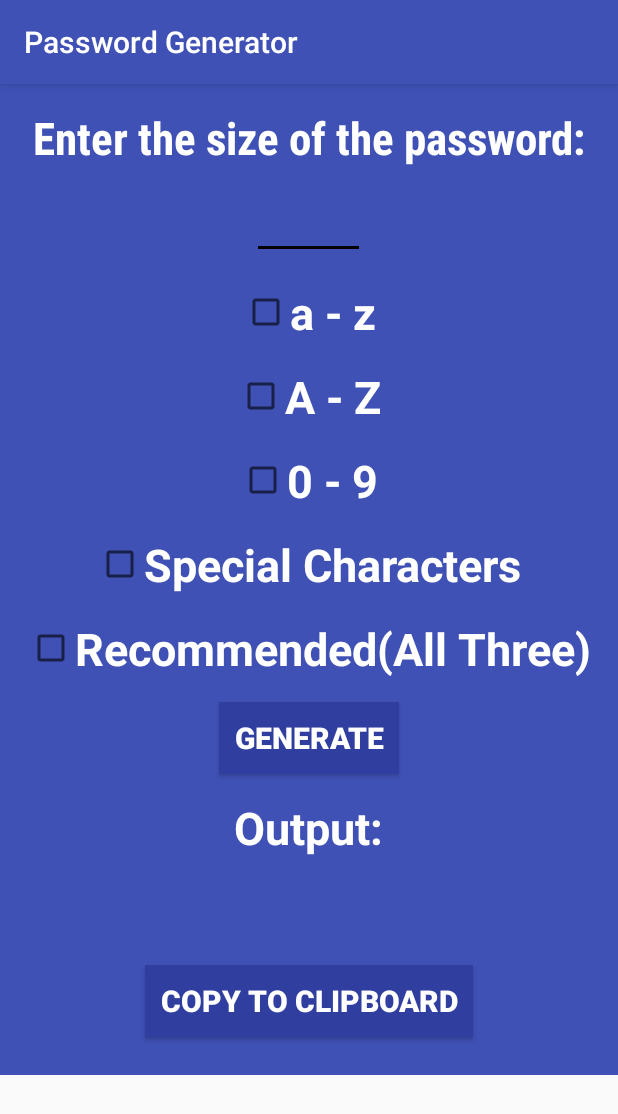
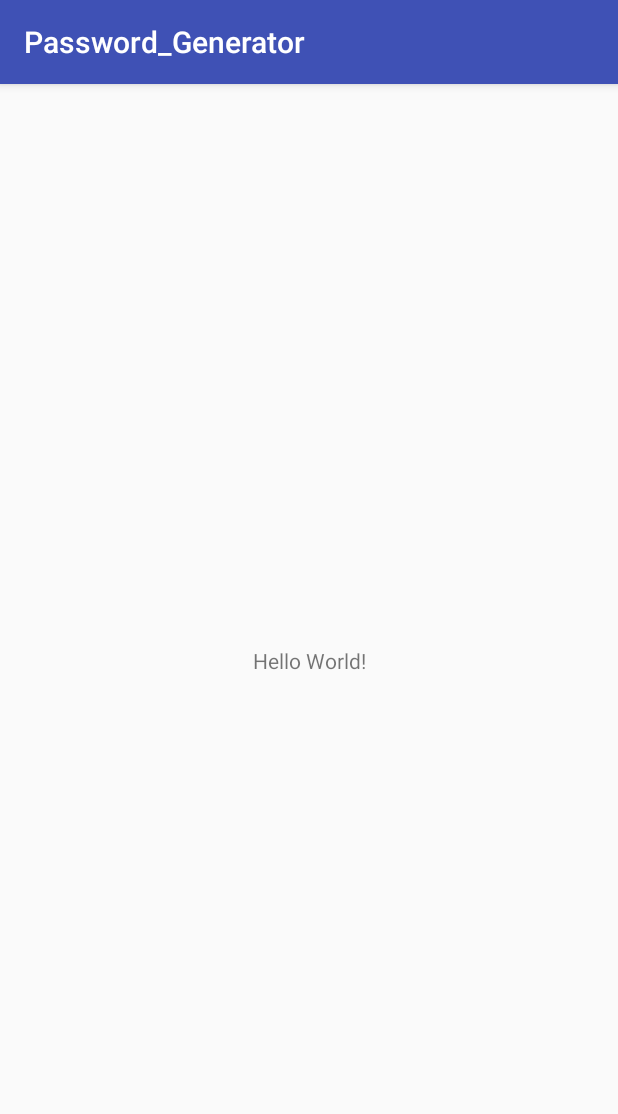
Before and after one commit to sahil-patel6/password_generator_androidApp, an Android app: the screen it shows after launch (MainActivity), on a phone screen of 412 x 824 dp. Shown: the top 1114 px of the screen. Run offline under Robolectric (Android 15) with nearby library versions, the phone set to English and light mode, and no system bars.

Commit message:
Stable Release

```diff
--- a/PasswordGenerator/app/build.gradle
+++ b/PasswordGenerator/app/build.gradle
@@ -3,7 +3,7 @@ apply plugin: 'com.android.application'
 android {
     compileSdkVersion 28
     defaultConfig {
-        applicationId "com.example.sahil.passwordgenerator"
+        applicationId "com.example.sahilpatel.password_generator"
         minSdkVersion 15
         targetSdkVersion 28
         versionCode 1
--- a/PasswordGenerator/app/src/main/AndroidManifest.xml
+++ b/PasswordGenerator/app/src/main/AndroidManifest.xml
@@ -1,6 +1,6 @@
 <?xml version="1.0" encoding="utf-8"?>
 <manifest xmlns:android="http://schemas.android.com/apk/res/android"
-    package="com.example.sahil.passwordgenerator">
+    package="com.example.sahilpatel.password_generator">
 
     <application
         android:allowBackup="true"
--- a/PasswordGenerator/app/src/main/res/layout/activity_main.xml
+++ b/PasswordGenerator/app/src/main/res/layout/activity_main.xml
@@ -1,159 +1,18 @@
 <?xml version="1.0" encoding="utf-8"?>
-
-<ScrollView xmlns:android="http://schemas.android.com/apk/res/android"
+<android.support.constraint.ConstraintLayout xmlns:android="http://schemas.android.com/apk/res/android"
+    xmlns:app="http://schemas.android.com/apk/res-auto"
+    xmlns:tools="http://schemas.android.com/tools"
     android:layout_width="match_parent"
     android:layout_height="match_parent"
-    android:orientation="vertical">
+    tools:context=".MainActivity">
 
-    <LinearLayout xmlns:android="http://schemas.android.com/apk/res/android"
-        xmlns:app="http://schemas.android.com/apk/res-auto"
-        xmlns:tools="http://schemas.android.com/tools"
-        android:layout_width="match_parent"
+    <TextView
+        android:layout_width="wrap_content"
         android:layout_height="wrap_content"
-        android:background="@color/colorPrimary"
-        android:orientation="vertical"
-        tools:context=".MainActivity"
-        tools:layout_editor_absoluteX="8dp"
-        tools:layout_editor_absoluteY="8dp">
+        android:text="Hello World!"
+        app:layout_constraintBottom_toBottomOf="parent"
+        app:layout_constraintLeft_toLeftOf="parent"
+        app:layout_constraintRight_toRightOf="parent"
+        app:layout_constraintTop_toTopOf="parent" />
 
-
-        <TextView
-            android:id="@+id/textView"
-            android:layout_width="match_parent"
-            android:layout_height="wrap_content"
-            android:layout_marginTop="15dp"
-            android:fontFamily="sans-serif-condensed"
-            android:gravity="center"
-            android:text="Enter the size of the password:"
-            android:textColor="#fff"
-            android:textSize="30sp"
-            android:textStyle="bold"
-
-            />
-
-        <EditText
-            android:id="@+id/sizeOfPassword"
-            android:layout_width="75dp"
-            android:layout_height="wrap_content"
-            android:layout_gravity="center"
-            android:layout_marginTop="15dp"
-            android:ems="20"
-            android:inputType="numberSigned"
-            android:textColor="#fff"
-            android:textStyle="bold" />
-
-        <CheckBox
-            android:id="@+id/smallLetters"
-            android:layout_width="wrap_content"
-            android:layout_height="wrap_content"
-            android:layout_gravity="center"
-            android:layout_marginTop="15dp"
-            android:text="a - z"
-            android:textColor="#fff"
-            android:textSize="30sp"
-            android:textStyle="bold" />
-
-
-        <CheckBox
-            android:id="@+id/capitalLetters"
-            android:layout_width="wrap_content"
-            android:layout_height="wrap_content"
-            android:layout_gravity="center"
-            android:layout_marginTop="15dp"
-            android:text="A - Z"
-            android:textColor="#fff"
-            android:textSize="30sp"
-            android:textStyle="bold" />
-
-
-        <CheckBox
-            android:id="@+id/numbers"
-            android:layout_width="wrap_content"
-            android:layout_height="wrap_content"
-            android:layout_gravity="center"
-            android:layout_marginTop="15dp"
-            android:text="0 - 9"
-            android:textColor="#fff"
-            android:textSize="30sp"
-            android:textStyle="bold" />
-
-
-        <CheckBox
-            android:id="@+id/specialCharacters"
-            android:layout_width="wrap_content"
-            android:layout_height="wrap_content"
-            android:layout_gravity="center"
-            android:layout_marginTop="15dp"
-            android:text="Special Characters"
-            android:textColor="#fff"
-            android:textSize="30sp"
-            android:textStyle="bold" />
-
-
-        <CheckBox
-            android:id="@+id/recommended"
-            android:layout_width="wrap_content"
-            android:layout_height="wrap_content"
-            android:layout_gravity="center"
-            android:layout_marginTop="15dp"
-            android:text="Recommended(All Three)"
-            android:textColor="#fff"
-            android:textSize="30sp"
-            android:textStyle="bold" />
-
-        <Button
-            android:id="@+id/generate"
-            android:layout_width="wrap_content"
-            android:layout_height="wrap_content"
-            android:layout_gravity="center"
-            android:layout_marginTop="15dp"
-            android:background="@color/colorPrimaryDark"
-            android:padding="10dp"
-            android:text="Generate"
-            android:textColor="#fff"
-            android:textSize="20sp"
-            android:textStyle="bold" />
-
-        <TextView
-            android:layout_width="wrap_content"
-            android:layout_height="wrap_content"
-            android:layout_gravity="center"
-            android:layout_marginTop="15dp"
-            android:text="Output:"
-            android:textColor="#fff"
-            android:textSize="30sp"
-            android:textStyle="bold" />
-
-        <TextView
-            android:id="@+id/output_text"
-            android:layout_width="wrap_content"
-            android:layout_height="wrap_content"
-            android:layout_gravity="center"
-            android:layout_marginTop="15dp"
-            android:textColor="#fff"
-            android:textSize="30sp"
-            android:textStyle="bold"
-            android:textAlignment="center"
-            android:layout_marginLeft="20dp"
-            android:layout_marginRight="20dp"/>
-
-
-        <Button
-            android:id="@+id/copy"
-            android:layout_width="wrap_content"
-            android:layout_height="wrap_content"
-            android:layout_gravity="center"
-            android:layout_marginTop="15dp"
-            android:background="@color/colorPrimaryDark"
-            android:padding="10dp"
-            android:text="Copy to ClipBoard"
-            android:textColor="#fff"
-            android:textSize="20sp"
-            android:textStyle="bold"
-            android:layout_marginBottom="25dp"/>
-
-
-    </LinearLayout>
-
-
-</ScrollView>
+</android.support.constraint.ConstraintLayout>
--- a/PasswordGenerator/app/src/main/res/values/strings.xml
+++ b/PasswordGenerator/app/src/main/res/values/strings.xml
@@ -1,3 +1,3 @@
 <resources>
-    <string name="app_name">Password Generator</string>
+    <string name="app_name">Password_Generator</string>
 </resources>
--- a/PasswordGenerator/app/src/main/res/values/styles.xml
+++ b/PasswordGenerator/app/src/main/res/values/styles.xml
@@ -1,11 +1,11 @@
 <resources>
 
     <!-- Base application theme. -->
-    <style name="AppTheme" parent="Theme.AppCompat.Light.DarkActionBar">
+    <style name="AppTheme" parent="Base.Theme.AppCompat.Light.DarkActionBar">
         <!-- Customize your theme here. -->
         <item name="colorPrimary">@color/colorPrimary</item>
         <item name="colorPrimaryDark">@color/colorPrimaryDark</item>
-        <item name="colorAccent">#000</item>
+        <item name="colorAccent">@color/colorAccent</item>
     </style>
 
 </resources>
```
Also changed, not shown: PasswordGenerator/app/src/main/java/com/example/sahil/passwordgenerator/MainActivity.java (deleted, +0 -483 lines), PasswordGenerator/app/src/main/java/com/example/sahilpatel/password_generator/MainActivity.java (added, +13 -0 lines), PasswordGenerator/gradle/wrapper/gradle-wrapper.properties, 4 other files.
